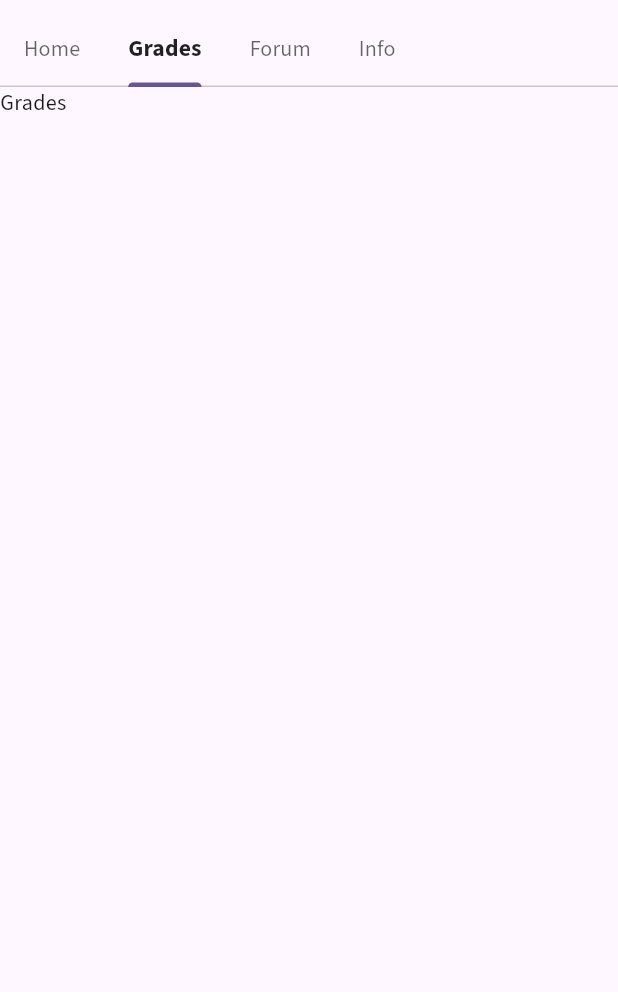
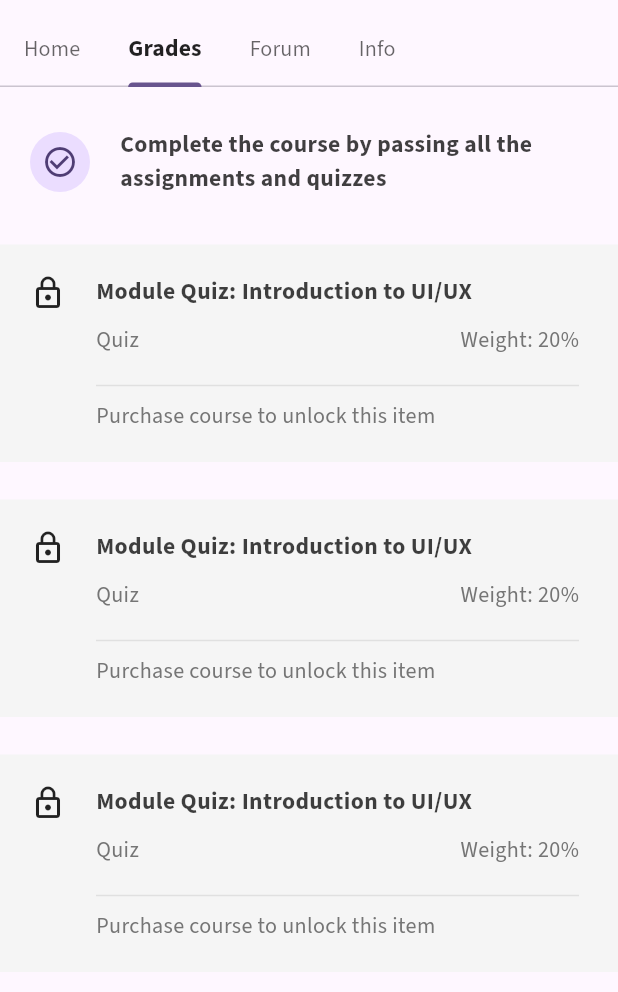
Before and after one commit to mr-jagdish-pu/coursera-app, a Flutter app: the screen it shows once a user with an empty profile is signed in, tab 2 chosen, on a phone screen of 412 x 824 dp, the part 180-1172 px from its top. Run offline on Flutter 3.47's test engine with Material 3 defaults, Android fonts, the phone set to English and light mode, and no system bars; our stand-ins replace dots_indicator, equatable, firebase_auth, firebase_core, flutter_bloc, getwidget and 3 more; accounts and stored records are empty.

Commit message:
feat: all tabs screen ui done

```diff
--- a/lib/features/course_showcase/presentation/ui/pages/course_main_page.dart
+++ b/lib/features/course_showcase/presentation/ui/pages/course_main_page.dart
@@ -1,4 +1,5 @@
-
+import 'package:auth_fb_bloc/features/course_showcase/presentation/ui/pages/course_details.dart';
+import 'package:material_symbols_icons/symbols.dart';
 
 import '../../../../../utils/custom_styles/text_styles.dart';
 import 'package:auth_fb_bloc/utils/responsiveness/extensions.dart';
@@ -10,6 +11,9 @@ part '../widgets/course_introduction_c.dart';
 part '../widgets/daily_goals_c.dart';
 part '../widgets/timeremaining_c.dart';
 part '../widgets/tab_pages/homesubpage.dart';
+part '../widgets/tab_pages/grades_subpage.dart';
+part '../widgets/tab_pages/info_subpage.dart';
+part '../widgets/tab_pages/forums_subpage.dart';
 
 class CourseMainPage extends StatelessWidget {
   const CourseMainPage({super.key});
@@ -19,6 +23,7 @@ class CourseMainPage extends StatelessWidget {
     print("DemoTestPage");
     return Scaffold(
         body: DefaultTabController(
+            initialIndex: 0,
             length: 4,
             child: NestedScrollView(
               headerSliverBuilder:
@@ -33,8 +38,11 @@ class CourseMainPage extends StatelessWidget {
                         onPressed: () {},
                       ),
                     ),
+
                     pinned: true,
                     flexibleSpace: FlexibleSpaceBar(
+
+
                       title: Text(
                         "Meta Android Developer",
                         style: TextStyles.thickTitle.copyWith(fontSize: 20),
@@ -62,7 +70,6 @@ class CourseMainPage extends StatelessWidget {
                         fontWeight: FontWeight.w400,
                       ),
                       isScrollable: true,
-
                       tabAlignment: TabAlignment.start,
                       tabs: [
                         Tab(
@@ -92,9 +99,9 @@ class CourseMainPage extends StatelessWidget {
               },
               body: TabBarView(children: [
                 HomesubPage(),
-                Text('Grades'),
-                Text('Forums'),
-                Text('Info'),
+                GradesSubPage(),
+                ForumSubpage(),
+                InfoSubpage(),
               ]),
             )));
   }
--- /dev/null
+++ b/lib/features/course_showcase/presentation/ui/widgets/tab_pages/grades_subpage.dart
@@ -0,0 +1,111 @@
+part of '../../pages/course_main_page.dart';
+
+class GradesSubPage extends StatelessWidget {
+  const GradesSubPage({super.key});
+
+  @override
+  Widget build(BuildContext context) {
+    final wd = MediaQuery.of(context).size.width;
+    return Column(
+      crossAxisAlignment: CrossAxisAlignment.start,
+      children: [
+        Container(
+          height: 80,
+          padding: const EdgeInsets.only(left: 20.0, top: 20),
+          child: Row(
+            children: [
+              CircleAvatar(
+                child: Icon(Icons.check_circle_outline),
+              ),
+              SizedBox(
+                width: 20,
+              ),
+              SizedBox(
+                width: wd.w * 0.7,
+                child: Text(
+                  'Complete the course by passing all the assignments and quizzes',
+                  style: TextStyles.thickTitle
+                      .copyWith(fontWeight: FontWeight.bold, fontSize: 15),
+                ),
+              )
+            ],
+          ),
+        ),
+        ModuleQuizC(), ModuleQuizC(), ModuleQuizC(),
+      ],
+    );
+  }
+}
+
+class ModuleQuizC extends StatelessWidget {
+  const ModuleQuizC({super.key});
+
+  @override
+  Widget build(BuildContext context) {
+    final wd = MediaQuery.of(context).size.width;
+    return Container(
+      color: Colors.grey.shade100,
+      margin: EdgeInsets.only(top: 25),
+      padding: const EdgeInsets.all(20.0),
+      child: Row(
+        crossAxisAlignment: CrossAxisAlignment.start,
+        children: [
+          Icon(Icons.lock_outline),
+          SizedBox(
+            width: 20,
+          ),
+          Column(
+            crossAxisAlignment: CrossAxisAlignment.start,
+            children: [
+              SizedBox(
+                width: wd.w * 0.7,
+                child: Text(
+                  'Module Quiz: Introduction to UI/UX',
+                  style: TextStyles.thickTitle
+                      .copyWith(fontWeight: FontWeight.bold, fontSize: 15),
+                ),
+              ),
+              SizedBox(
+                height: 10,
+              ),
+              SizedBox(
+                width: wd - 90,
+                child: Row(
+                  mainAxisAlignment: MainAxisAlignment.spaceBetween,
+                  //make both as purchase wala
+                  children: [
+                    Text(
+                      'Quiz',
+                      style: TextStyles.courseSubtitle.copyWith(
+                        color: Colors.grey.shade600,
+                      ),
+                    ),
+                    Text('Weight: 20%',
+                        style: TextStyles.courseSubtitle
+                            .copyWith(color: Colors.grey.shade600))
+                  ],
+                ),
+              ),
+              SizedBox(
+                height: 10,
+              ),
+              SizedBox(
+                width: wd - 90,
+                child: Divider(
+                  height: 20,
+                  color: Colors.grey.shade300,
+                  thickness: 1,
+                ),
+              ),
+              Text(
+                'Purchase course to unlock this item',
+                style: TextStyles.courseSubtitle
+                    .copyWith(color: Colors.grey.shade600),
+              ),
+            ],
+          )
+        ],
+      ),
+    );
+  }
+}
```
Also changed, not shown: lib/features/course_showcase/presentation/ui/widgets/instructors_course.dart (+6 -6 lines), lib/features/course_showcase/presentation/ui/widgets/tab_pages/forums_subpage.dart (added, +47 -0 lines), lib/features/course_showcase/presentation/ui/widgets/tab_pages/info_subpage.dart (added, +54 -0 lines), lib/features/course_showcase/presentation/ui/widgets/course_materials_c.dart (line endings or trailing spaces).
